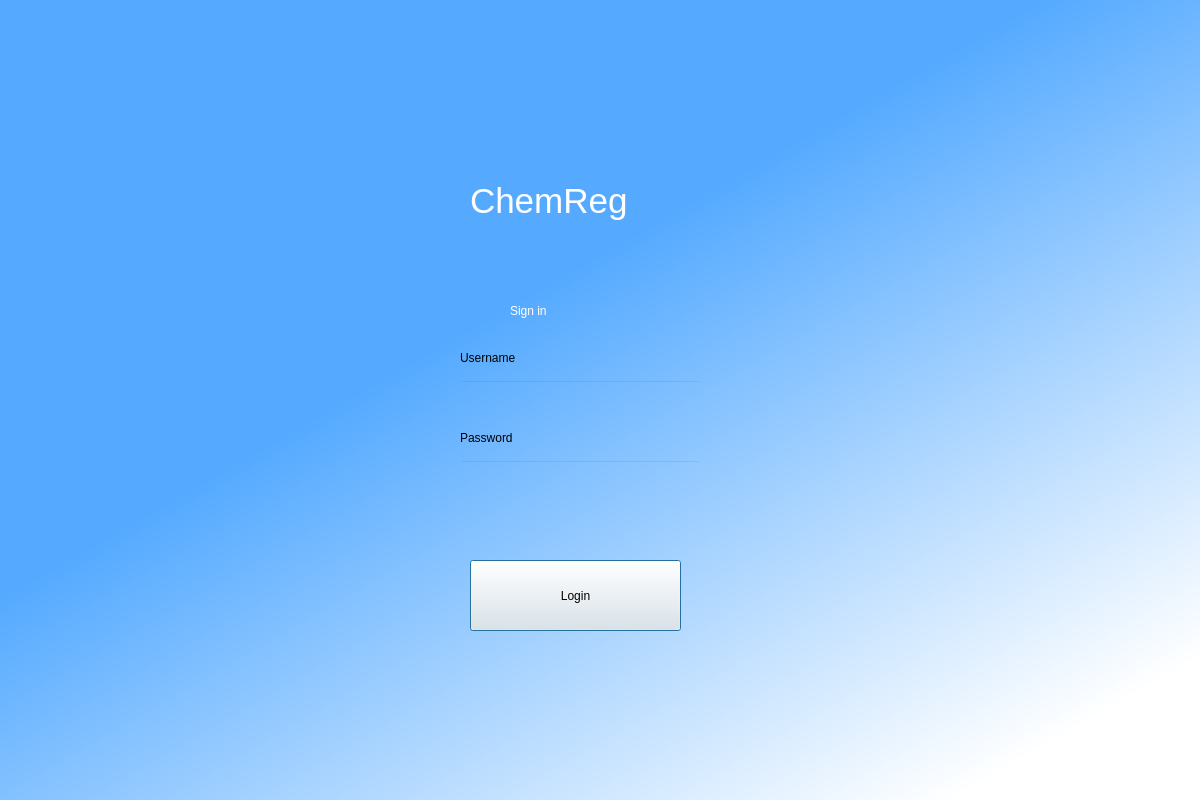
Above: chemReg/welcomescreen.ui from dahlbma/scarab_tornado before the change. Below: the same form after it.
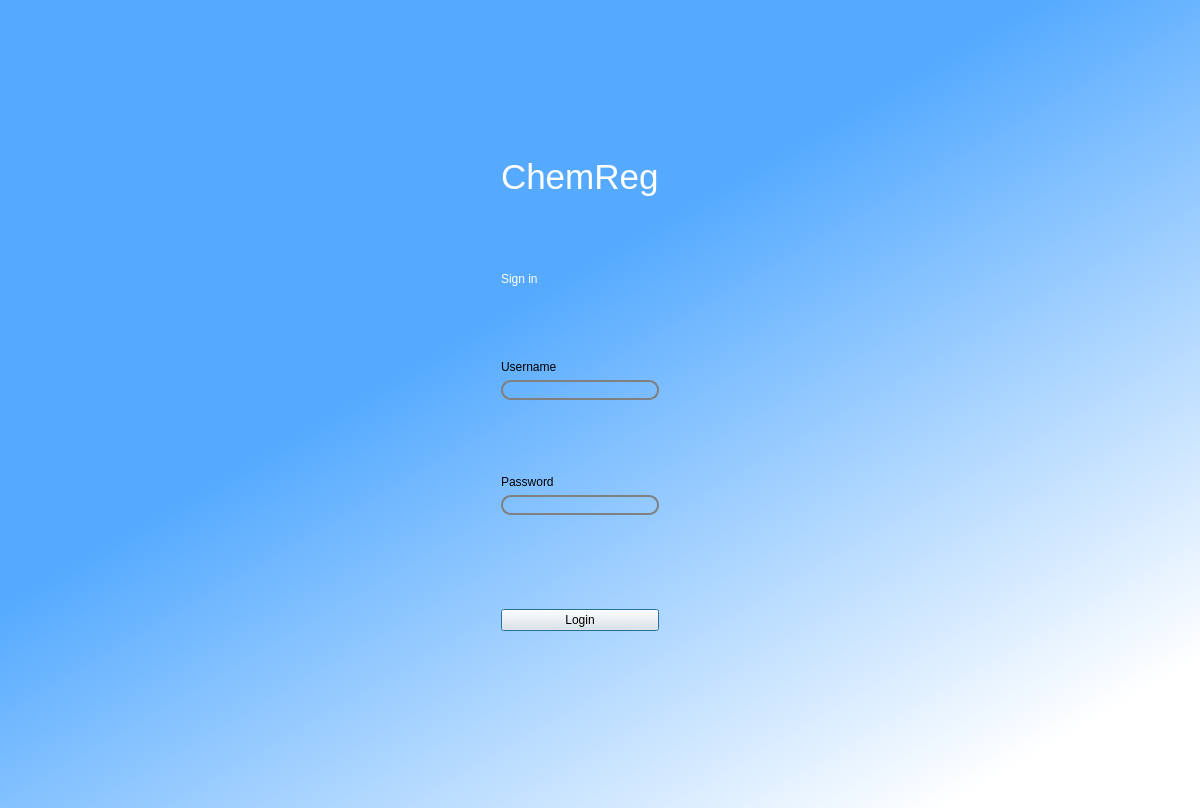
That is the form after the change.

Commit message: fix window sizing with ui spacers and initial settings

```diff
--- a/chemReg/welcomescreen.ui
+++ b/chemReg/welcomescreen.ui
@@ -7,35 +7,57 @@
     <x>0</x>
     <y>0</y>
     <width>1200</width>
-    <height>800</height>
+    <height>808</height>
    </rect>
   </property>
   <property name="windowTitle">
    <string>Dialog</string>
   </property>
-  <widget class="QWidget" name="bgwidget" native="true">
-   <property name="geometry">
-    <rect>
-     <x>0</x>
-     <y>0</y>
-     <width>1201</width>
-     <height>801</height>
-    </rect>
-   </property>
    <property name="styleSheet">
-    <string notr="true">QWidget#bgwidget{
+   <string notr="true">QDialog#Dialog{
 background-color: qlineargradient(spread:pad, x1:0.437811, y1:0.369, x2:0.9, y2:0.903409, stop:0 rgba(85, 170, 255, 255), stop:1 rgba(255, 255, 255, 255));
+}
+
+QLineEdit{
+border: 2px solid gray;
+border-radius: 10px;
 }</string>
    </property>
+  <layout class="QHBoxLayout" name="horizontalLayout">
+   <item>
+    <spacer name="horizontalSpacer_5">
+     <property name="orientation">
+      <enum>Qt::Horizontal</enum>
+     </property>
+     <property name="sizeHint" stdset="0">
+      <size>
+       <width>528</width>
+       <height>20</height>
+      </size>
+     </property>
+    </spacer>
+   </item>
+   <item>
+    <widget class="QWidget" name="bgwidget" native="true">
+     <property name="styleSheet">
+      <string notr="true"/>
+     </property>
+     <layout class="QVBoxLayout" name="verticalLayout">
+      <item>
+       <spacer name="verticalSpacer_8">
+        <property name="orientation">
+         <enum>Qt::Vertical</enum>
+        </property>
+        <property name="sizeHint" stdset="0">
+         <size>
+          <width>20</width>
+          <height>137</height>
+         </size>
+        </property>
+       </spacer>
+      </item>
+      <item>
    <widget class="QLabel" name="label">
-    <property name="geometry">
-     <rect>
-      <x>470</x>
-      <y>150</y>
-      <width>201</width>
-      <height>101</height>
-     </rect>
-    </property>
     <property name="font">
      <font>
       <pointsize>26</pointsize>
@@ -48,15 +70,22 @@
      <string>ChemReg</string>
     </property>
    </widget>
+      </item>
+      <item>
+       <spacer name="verticalSpacer_7">
+        <property name="orientation">
+         <enum>Qt::Vertical</enum>
+        </property>
+        <property name="sizeHint" stdset="0">
+         <size>
+          <width>20</width>
+          <height>43</height>
+         </size>
+        </property>
+       </spacer>
+      </item>
+      <item>
    <widget class="QLabel" name="label_2">
-    <property name="geometry">
-     <rect>
-      <x>510</x>
-      <y>290</y>
-      <width>171</width>
-      <height>41</height>
-     </rect>
-    </property>
     <property name="styleSheet">
      <string notr="true">color: rgb(255, 255, 255);
 font: 18pt &quot;MS Shell Dlg 2&quot;;
@@ -66,85 +95,81 @@
      <string>Sign in</string>
     </property>
    </widget>
-   <widget class="QPushButton" name="login">
-    <property name="geometry">
-     <rect>
-      <x>470</x>
-      <y>560</y>
-      <width>211</width>
-      <height>71</height>
-     </rect>
-    </property>
-    <property name="styleSheet">
-     <string notr="true">font: 18pt &quot;MS Shell Dlg 2&quot;;</string>
-    </property>
-    <property name="text">
-     <string>Login</string>
-    </property>
-   </widget>
-   <widget class="QLineEdit" name="usernamefield">
-    <property name="geometry">
-     <rect>
-      <x>460</x>
-      <y>380</y>
-      <width>241</width>
-      <height>41</height>
-     </rect>
-    </property>
-    <property name="styleSheet">
-     <string notr="true">background-color:rgba(0,0,0,0);
-font: 12pt &quot;MS Shell Dlg 2&quot;;</string>
-    </property>
-   </widget>
-   <widget class="QLineEdit" name="passwordfield">
-    <property name="geometry">
-     <rect>
-      <x>460</x>
-      <y>460</y>
-      <width>241</width>
-      <height>41</height>
-     </rect>
-    </property>
-    <property name="styleSheet">
-     <string notr="true">background-color:rgba(0,0,0,0);
-font: 12pt &quot;MS Shell Dlg 2&quot;;</string>
-    </property>
-   </widget>
+      </item>
+      <item>
+       <spacer name="verticalSpacer_6">
+        <property name="orientation">
+         <enum>Qt::Vertical</enum>
+        </property>
+        <property name="sizeHint" stdset="0">
+         <size>
+          <width>20</width>
+          <height>44</height>
+         </size>
+        </property>
+       </spacer>
+      </item>
+      <item>
    <widget class="QLabel" name="label_3">
-    <property name="geometry">
-     <rect>
-      <x>460</x>
-      <y>350</y>
-      <width>81</width>
-      <height>16</height>
-     </rect>
-    </property>
     <property name="text">
      <string>Username</string>
     </property>
    </widget>
+      </item>
+      <item>
+       <widget class="QLineEdit" name="usernamefield">
+        <property name="styleSheet">
+         <string notr="true">background-color:rgba(0,0,0,0);
+font: 12pt &quot;MS Shell Dlg 2&quot;;</string>
+        </property>
+        <property name="clearButtonEnabled">
+         <bool>false</bool>
+        </property>
+       </widget>
+      </item>
+      <item>
+       <spacer name="verticalSpacer_4">
+        <property name="orientation">
+         <enum>Qt::Vertical</enum>
+        </property>
+        <property name="sizeHint" stdset="0">
+         <size>
+          <width>20</width>
+          <height>43</height>
+         </size>
+        </property>
+       </spacer>
+      </item>
+      <item>
    <widget class="QLabel" name="label_4">
-    <property name="geometry">
-     <rect>
-      <x>460</x>
-      <y>430</y>
-      <width>71</width>
-      <height>16</height>
-     </rect>
-    </property>
     <property name="text">
      <string>Password</string>
     </property>
    </widget>
+      </item>
+      <item>
+       <widget class="QLineEdit" name="passwordfield">
+        <property name="styleSheet">
+         <string notr="true">background-color:rgba(0,0,0,0);
+font: 12pt &quot;MS Shell Dlg 2&quot;;</string>
+        </property>
+       </widget>
+      </item>
+      <item>
+       <spacer name="verticalSpacer_2">
+        <property name="orientation">
+         <enum>Qt::Vertical</enum>
+        </property>
+        <property name="sizeHint" stdset="0">
+         <size>
+          <width>20</width>
+          <height>47</height>
+         </size>
+        </property>
+       </spacer>
+      </item>
+      <item>
    <widget class="QLabel" name="errorlabel">
-    <property name="geometry">
-     <rect>
-      <x>460</x>
-      <y>550</y>
-      <width>251</width>
-      <height>21</height>
-     </rect>
-    </property>
     <property name="styleSheet">
      <string notr="true">font: 10pt &quot;MS Shell Dlg 2&quot;; color:red</string>
     </property>
@@ -152,7 +177,47 @@
      <string/>
     </property>
    </widget>
-  </widget>
+      </item>
+      <item>
+       <widget class="QPushButton" name="login">
+        <property name="styleSheet">
+         <string notr="true">font: 18pt &quot;MS Shell Dlg 2&quot;;</string>
+        </property>
+        <property name="text">
+         <string>Login</string>
+        </property>
+       </widget>
+      </item>
+      <item>
+       <spacer name="verticalSpacer">
+        <property name="orientation">
+         <enum>Qt::Vertical</enum>
+        </property>
+        <property name="sizeHint" stdset="0">
+         <size>
+          <width>20</width>
+          <height>157</height>
+         </size>
+        </property>
+       </spacer>
+      </item>
+     </layout>
+    </widget>
+   </item>
+   <item>
+    <spacer name="horizontalSpacer_8">
+     <property name="orientation">
+      <enum>Qt::Horizontal</enum>
+     </property>
+     <property name="sizeHint" stdset="0">
+      <size>
+       <width>567</width>
+       <height>20</height>
+      </size>
+     </property>
+    </spacer>
+   </item>
+  </layout>
  </widget>
  <resources/>
  <connections/>
```
Lines whose indentation alone changed are shown as unchanged. The commit also changes 1 other file.
